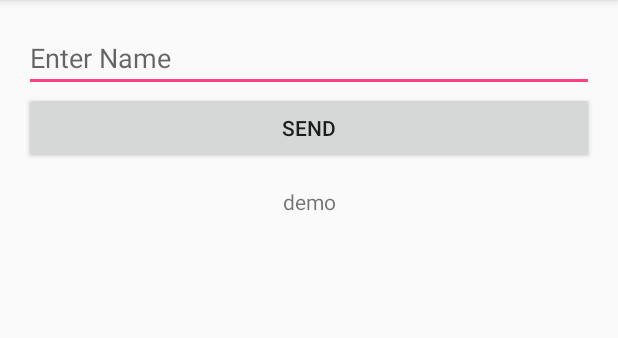
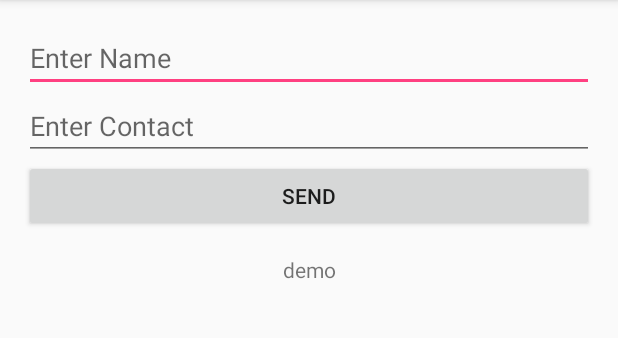
Before and after one commit to phillip-ables/android-firebase-chat-app, an Android app: the screen it shows after launch (MainActivity), on a phone screen of 412 x 824 dp, the part 84-422 px from its top. Run offline under Robolectric (Android 15) with nearby library versions, the phone set to English and light mode, and no system bars; our stand-ins replace Firebase (no records; nobody signed in at launch, a user with empty details on screens opened directly).

Commit message:
edit text field for contact

```diff
--- a/NewFireApplication/app/src/main/java/com/example/techtron/newfireapplication/MainActivity.java
+++ b/NewFireApplication/app/src/main/java/com/example/techtron/newfireapplication/MainActivity.java
@@ -32,5 +32,6 @@ public class MainActivity extends AppCompatActivity {
         EditText editTextName = (EditText) findViewById(R.id.editTextName);
         myRef = database.getReference("Users");
         myRef.child("Name").push().setValue(editTextName.getText().toString());
+
     }
 }
--- a/NewFireApplication/app/src/main/res/layout/activity_main.xml
+++ b/NewFireApplication/app/src/main/res/layout/activity_main.xml
@@ -17,6 +17,12 @@
         android:layout_height="wrap_content"
         android:hint="Enter Name"/>
 
+    <EditText
+        android:id="@+id/editTextContact"
+        android:layout_width="match_parent"
+        android:layout_height="wrap_content"
+        android:hint="Enter Contact"/>
+
     <Button
         android:id="@+id/buttonSend"
         android:layout_width="match_parent"
```
